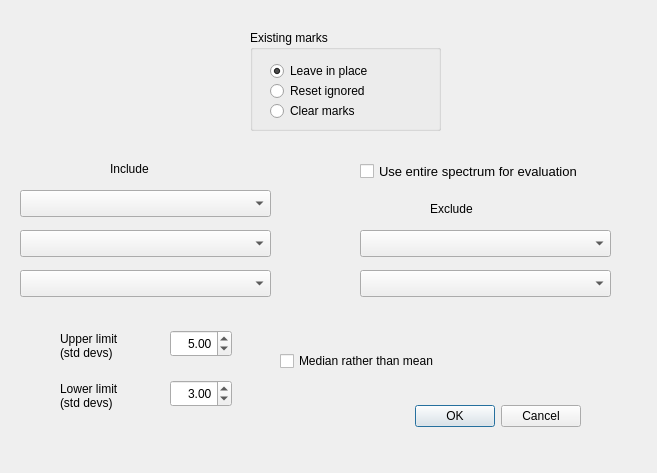
First picture: the form in Numpy/Sdadmin/markexceptdlg.ui, repository JohnMCollins/python-astro-progs, before the edit.
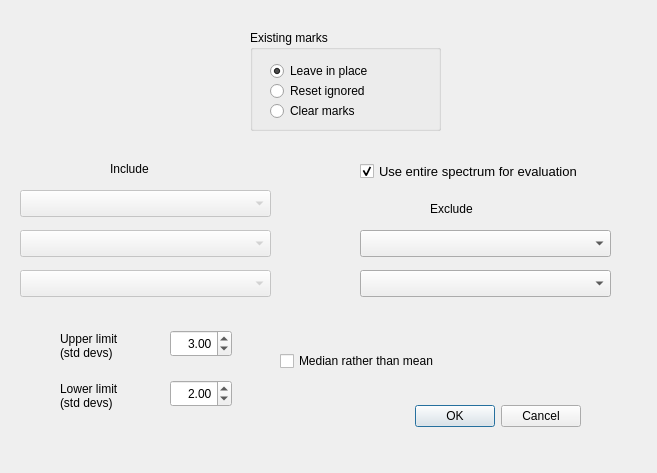
Second picture: the form after the edit.

What changed in the file:
```diff
--- a/Numpy/Sdadmin/markexceptdlg.ui
+++ b/Numpy/Sdadmin/markexceptdlg.ui
@@ -120,6 +120,9 @@
    <property name="text">
     <string>Use entire spectrum for evaluation</string>
    </property>
+   <property name="checked">
+    <bool>true</bool>
+   </property>
   </widget>
   <widget class="QCheckBox" name="median">
    <property name="geometry">
@@ -162,7 +165,7 @@
     <double>0.010000000000000</double>
    </property>
    <property name="value">
-    <double>5.000000000000000</double>
+    <double>3.000000000000000</double>
    </property>
   </widget>
   <widget class="QLabel" name="label">
@@ -204,7 +207,7 @@
     <double>0.010000000000000</double>
    </property>
    <property name="value">
-    <double>3.000000000000000</double>
+    <double>2.000000000000000</double>
    </property>
   </widget>
   <widget class="QLabel" name="label_2">
@@ -222,6 +225,9 @@
    </property>
   </widget>
   <widget class="QComboBox" name="inclrange1">
+   <property name="enabled">
+    <bool>false</bool>
+   </property>
    <property name="geometry">
     <rect>
      <x>20</x>
@@ -248,6 +254,9 @@
    </property>
   </widget>
   <widget class="QComboBox" name="inclrange2">
+   <property name="enabled">
+    <bool>false</bool>
+   </property>
    <property name="geometry">
     <rect>
      <x>20</x>
@@ -261,6 +270,9 @@
    </property>
   </widget>
   <widget class="QComboBox" name="inclrange3">
+   <property name="enabled">
+    <bool>false</bool>
+   </property>
    <property name="geometry">
     <rect>
      <x>20</x>
```
